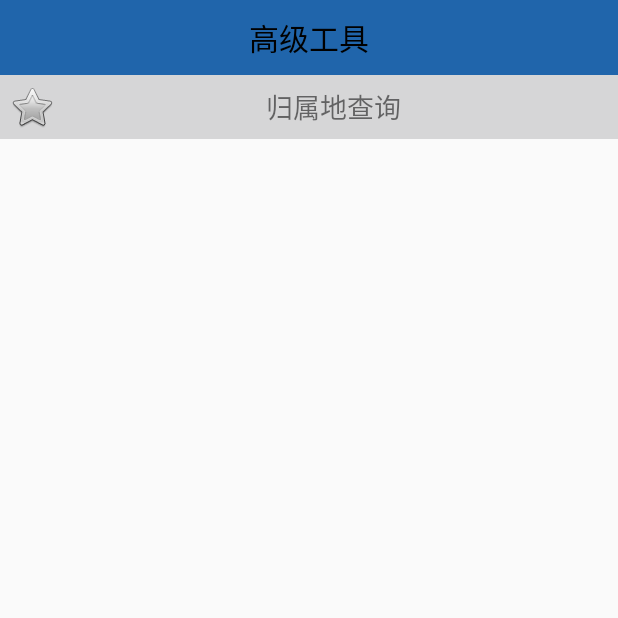
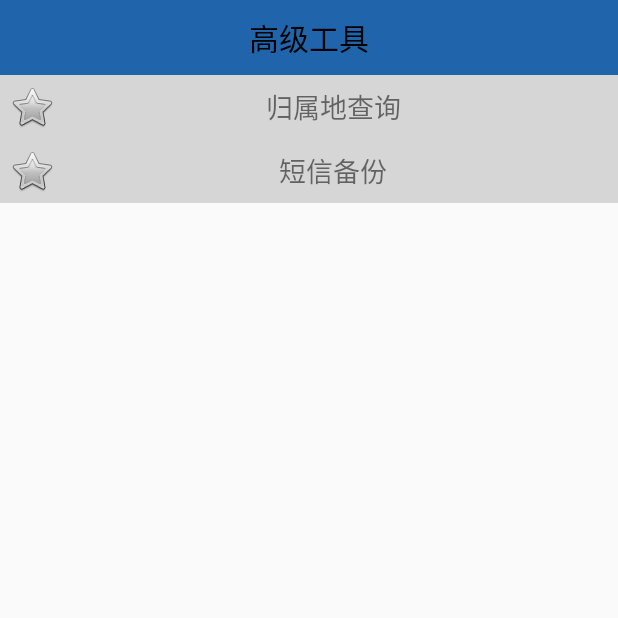
Before and after one commit to zhou1401/mobilesafe74, an Android app: the AToolActivity screen opened directly, with no data from a screen before it, on a phone screen of 412 x 824 dp, the top half of it. Run offline under Robolectric (Android 15) with nearby library versions, the light colour scheme and no system bars.

Commit message:
短信备份

```diff
--- a/app/src/main/java/com/kaige/mobilesafe74/activity/AToolActivity.java
+++ b/app/src/main/java/com/kaige/mobilesafe74/activity/AToolActivity.java
@@ -1,20 +1,28 @@
 package com.kaige.mobilesafe74.activity;
 
 import android.app.Activity;
+import android.app.ProgressDialog;
 import android.content.Intent;
 import android.os.Bundle;
+import android.os.Environment;
 import android.support.annotation.Nullable;
 import android.view.View;
+import android.widget.ProgressBar;
 import android.widget.TextView;
 
 import com.kaige.mobilesafe74.R;
+import com.kaige.mobilesafe74.engine.SmsBackUp;
+
+import java.io.File;
 
 /**
  * Created by dell on 2017/3/26.
  */
 
-public class AToolActivity extends Activity{
+public class AToolActivity extends Activity {
     private TextView tv_query_phone_address;
+    private TextView tv_sms_backup;
+    private ProgressBar pb_bar;
 
     @Override
     protected void onCreate(@Nullable Bundle savedInstanceState) {
@@ -22,6 +30,54 @@ public class AToolActivity extends Activity{
         setContentView(R.layout.activity_atool);
         //电话归属地查询
         initPhoneAddress();
+//        短信备份方法
+        initSmsBackUp();
+    }
+
+    private void initSmsBackUp() {
+        tv_sms_backup = (TextView) findViewById(R.id.tv_sms_backup);
+//        pb_bar = (ProgressBar) findViewById(R.id.pb_bar);
+        tv_sms_backup.setOnClickListener(new View.OnClickListener() {
+            @Override
+            public void onClick(View v) {
+                showSmsBackUpDialog();
+            }
+        });
+    }
+
+    protected void showSmsBackUpDialog() {
+        //1,创建一个带进度条的对话框
+        final ProgressDialog progressDialog = new ProgressDialog(this);
+        progressDialog.setIcon(R.drawable.ic_launcher);
+        progressDialog.setTitle("短信备份");
+        //2,指定进度条的样式为水平
+        progressDialog.setProgressStyle(ProgressDialog.STYLE_HORIZONTAL);
+        //3,展示进度条
+        progressDialog.show();
+        //4,直接调用备份短信方法即可
+        new Thread(){
+            @Override
+            public void run() {
+                String path = Environment.getExternalStorageDirectory().getAbsolutePath()+File.separator+"sms74.xml";
+                SmsBackUp.backup(getApplicationContext(), path, new SmsBackUp.CallBack() {
+                    @Override
+                    public void setProgress(int index) {
+                        //由开发者自己决定,使用对话框还是进度条
+                        progressDialog.setProgress(index);
+//                        pb_bar.setProgress(index);
+                    }
+
+                    @Override
+                    public void setMax(int max) {
+                        //由开发者自己决定,使用对话框还是进度条
+                        progressDialog.setMax(max);
+//                        pb_bar.setMax(max);
+                    }
+                });
+
+                progressDialog.dismiss();
+            }
+        }.start();
     }
 
     private void initPhoneAddress() {
--- a/app/src/main/java/com/kaige/mobilesafe74/service/BlackNumberService.java
+++ b/app/src/main/java/com/kaige/mobilesafe74/service/BlackNumberService.java
@@ -22,7 +22,6 @@ public class BlackNumberService extends Service{
 
     @Override
     public void onCreate() {
-
         //拦截短信
         IntentFilter intentFilter = new IntentFilter();
         intentFilter.addAction("android.provider.Telephony.SMS_RECEIVED");
--- a/app/src/main/res/layout/activity_atool.xml
+++ b/app/src/main/res/layout/activity_atool.xml
@@ -2,21 +2,42 @@
 <LinearLayout xmlns:android="http://schemas.android.com/apk/res/android"
     android:layout_width="match_parent"
     android:layout_height="match_parent"
-    android:orientation="vertical" >
+    android:orientation="vertical">
+
     <TextView
         style="@style/TitleStyle"
-        android:text="高级工具"/>
+        android:text="高级工具" />
+
     <TextView
         android:id="@+id/tv_query_phone_address"
+        android:layout_width="match_parent"
+        android:layout_height="wrap_content"
+        android:background="@drawable/selector_atool_item_bg"
+        android:drawableLeft="@android:drawable/btn_star"
+        android:gravity="center"
         android:padding="5dp"
         android:text="归属地查询"
+        android:textSize="18sp"></TextView>
+
+    <TextView
+        android:id="@+id/tv_sms_backup"
+        android:layout_width="match_parent"
+        android:layout_height="wrap_content"
+        android:background="@drawable/selector_atool_item_bg"
+        android:drawableLeft="@android:drawable/btn_star"
         android:gravity="center"
-        android:textSize="18sp"
-        android:drawableLeft="@android:drawable/btn_star"
-        android:background="@drawable/selector_atool_item_bg"
-        android:layout_width="match_parent"
-        android:layout_height="wrap_content">
+        android:padding="5dp"
+        android:text="短信备份"
+        android:textSize="18sp">
+
+
+
     </TextView>
+    <!--<ProgressBar-->
+        <!--android:id="@+id/pb_bar"-->
+        <!--style="@android:style/Widget.ProgressBar.Horizontal"-->
+        <!--android:layout_width="match_parent"-->
+        <!--android:layout_height="wrap_content" />-->
 
 
 </LinearLayout>
```
Also changed, not shown: app/src/main/AndroidManifest.xml (+12 -5 lines).
